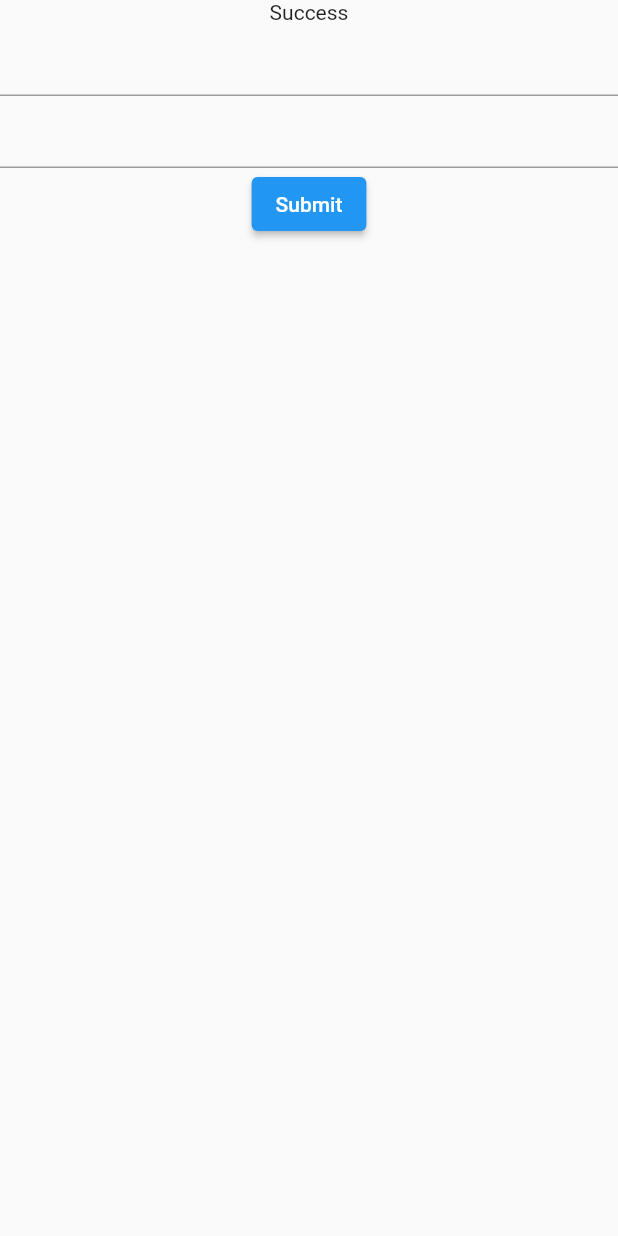
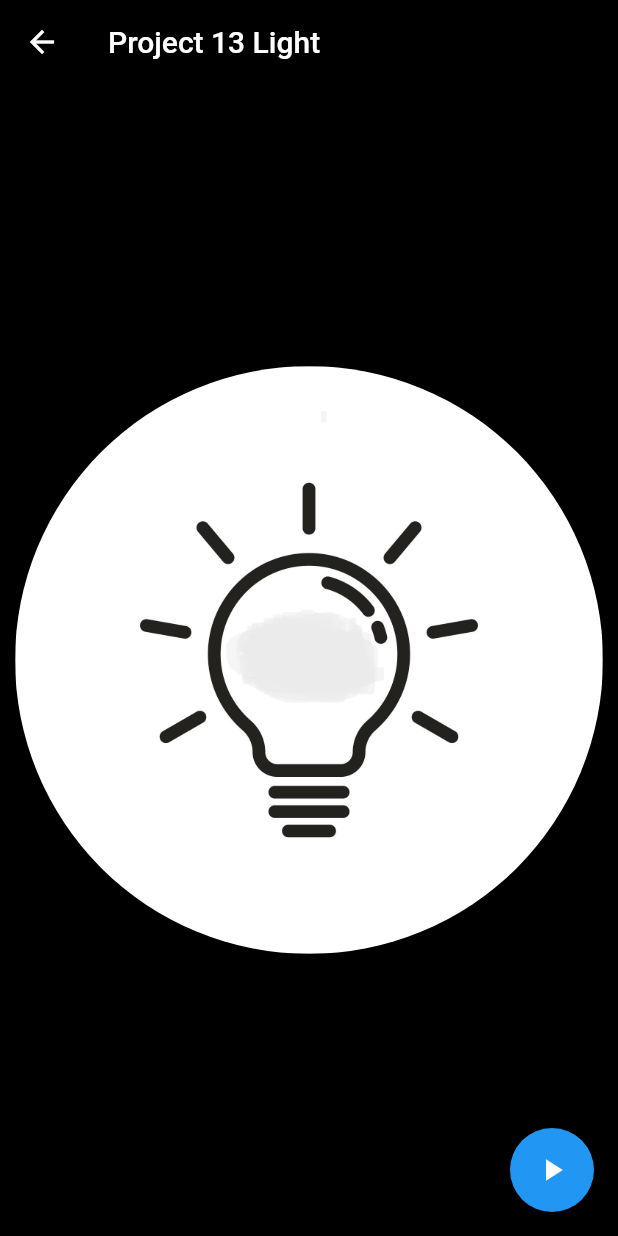
Before and after one commit to UMB-CS410-PROJ13-SIGN/IR-Project, a Flutter app: the SuccessScreen screen opened directly, after a tap on "Submit", on a phone screen of 412 x 824 dp. Run offline on Flutter 3.47's test engine with Material 2 defaults, Android fonts, the phone set to English and light mode, and no system bars; missing offline and left inert: at_app_flutter, at_client_mobile, at_onboarding_flutter.

Commit message:
front end

```diff
--- /dev/null
+++ b/ir_project_13/lib/front_end.dart
@@ -0,0 +1,66 @@
+import 'package:flutter/material.dart';
+
+class FrontEnd extends StatefulWidget {
+  const FrontEnd({super.key});
+
+  @override
+  State<FrontEnd> createState() => _FrontEndState();
+}
+
+class _FrontEndState extends State<FrontEnd> {
+  Widget? _animatedWidget;
+  bool test = false;
+
+  @override
+  void initState() {
+    super.initState();
+    _animatedWidget = ClipOval(
+      child: Image.asset('assets/white.jpg'),
+      key: ValueKey(1),
+    );
+  }
+
+  @override
+  Widget build(BuildContext context) {
+    return Scaffold(
+      appBar: AppBar(
+        title: Text('Project 13 Light'),
+        brightness: Brightness.dark,
+        backgroundColor: Colors.black,
+      ),
+      backgroundColor: Colors.black,
+      body: Center(
+        child: Container(
+          padding: EdgeInsets.all(10.0),
+          child: AnimatedSwitcher(
+            child: _animatedWidget,
+            duration: const Duration(milliseconds: 1000),
+            transitionBuilder: (child, animation) {
+              return SizeTransition(
+                sizeFactor: animation,
+                child: child,
+              );
+            },
+          ),
+        ),
+      ),
+      floatingActionButton: FloatingActionButton(
+        child: Icon(Icons.play_arrow),
+        onPressed: () {
+          setState(() {
+            test = !test;
+            _animatedWidget = test
+                ? ClipOval(
+                    child: Image.asset('assets/green.jpg'),
+                    key: ValueKey(2),
+                  )
+                : ClipOval(
+                    child: Image.asset('assets/red.jpg'),
+                    key: ValueKey(1),
+                  );
+          });
+        },
+      ),
+    );
+  }
+}
--- a/ir_project_13/lib/success_screen.dart
+++ b/ir_project_13/lib/success_screen.dart
@@ -1,5 +1,6 @@
 import 'package:at_client_mobile/at_client_mobile.dart';
 import 'package:flutter/material.dart';
+import 'package:ir_project_13/front_end.dart';
 
 class SuccessScreen extends StatefulWidget {
   const SuccessScreen({super.key});
@@ -39,6 +40,13 @@ class _SuccessScreenState extends State<SuccessScreen> {
                 final success = await atClient.put(atKey, value);
                 print(atKey);
                 print('Success: $success');
+                Navigator.of(context).push(
+                  MaterialPageRoute(
+                    builder: (context) {
+                      return FrontEnd();
+                    },
+                  ),
+                );
               },
             ),
           ],
--- a/ir_project_13/pubspec.yaml
+++ b/ir_project_13/pubspec.yaml
@@ -25,3 +25,6 @@ flutter:
   uses-material-design: true
   assets:
     - .env
+    - assets/green.jpg
+    - assets/red.jpg
+    - assets/white.jpg
```
Also changed, not shown: ir_project_13/assets/green.jpg (added), ir_project_13/assets/red.jpg (added), ir_project_13/assets/white.jpg (added).
